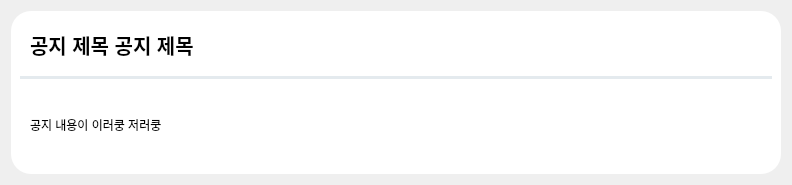
First picture: the form in main_code/front/ui/notice_widget.ui, repository guaba98/TeamCollaborationTool, before the edit.
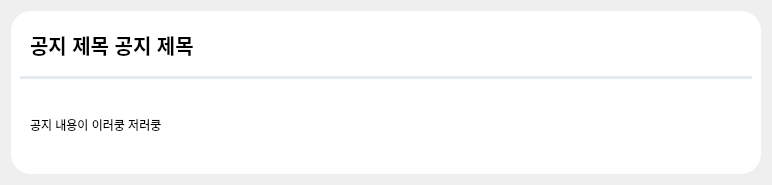
Second picture: the form after the edit. Icons and pictures are not drawn.

What changed in the file:
```diff
--- a/main_code/front/ui/notice_widget.ui
+++ b/main_code/front/ui/notice_widget.ui
@@ -6,8 +6,8 @@
    <rect>
     <x>0</x>
     <y>0</y>
-    <width>792</width>
-    <height>181</height>
+    <width>772</width>
+    <height>185</height>
    </rect>
   </property>
   <property name="windowTitle">
@@ -18,7 +18,7 @@
     <widget class="QFrame" name="main_frame">
      <property name="minimumSize">
       <size>
-       <width>755</width>
+       <width>750</width>
        <height>163</height>
       </size>
      </property>
```
